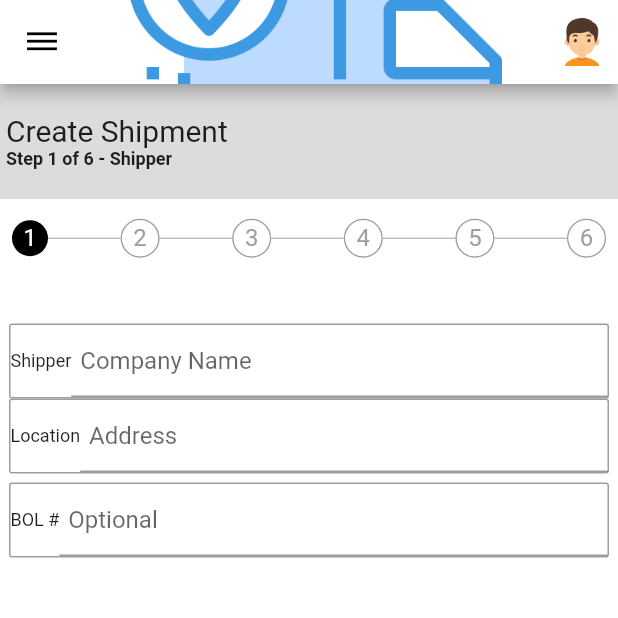
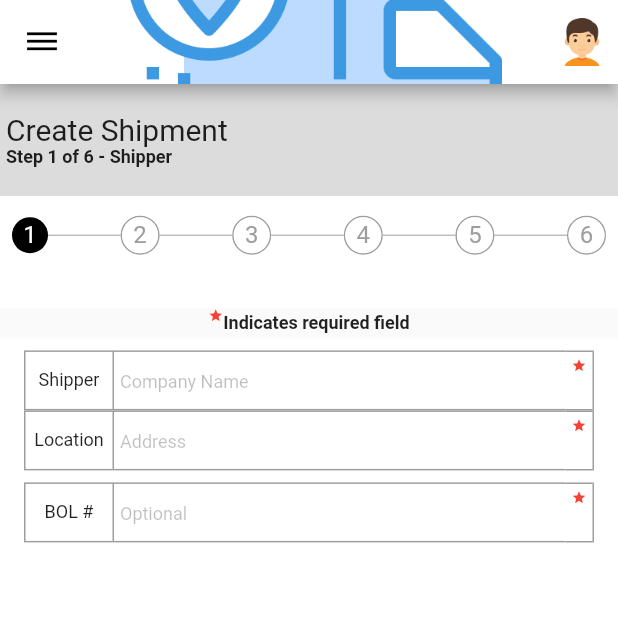
Before and after one commit to gravindrareddy/ecommerce-shipping-ui-flutter, a Flutter app: the screen it shows after launch, on a phone screen of 412 x 824 dp, the top half of it. Run offline on Flutter 3.47's test engine with Material 2 defaults, Android fonts, the phone set to English and light mode, and no system bars; Roboto replaces fonts that are missing (LexendDeca).

Commit message:
refined text fields as required

```diff
--- a/lib/main.dart
+++ b/lib/main.dart
@@ -37,6 +37,17 @@ class EcommerceOrderForm extends StatelessWidget {
               children: <Widget>[
                 Expanded(child: FormStepWidget("1")),
                 Expanded(child: FormStepIndicatorWidget("1")),
+                Row(mainAxisAlignment: MainAxisAlignment.center, children: [
+                  Container(
+                    height: 20,
+                    alignment: Alignment.topRight,
+                      child: Icon(
+                    Icons.star,
+                    color: Colors.red,
+                    size: 10,
+                  )),
+                  _SmallTextBoldWidget("Indicates required field"),
+                ]),
                 Expanded(
                     flex: 8,
                     child: Container(
@@ -47,14 +58,16 @@ class EcommerceOrderForm extends StatelessWidget {
                         crossAxisAlignment: CrossAxisAlignment.start,
                         children: <Widget>[
                           Padding(
-                      padding: EdgeInsets.fromLTRB(6, 6, 6, 0),
-                      child:CustomTextFieldWidget("Shipper", "Company Name")),
+                              padding: EdgeInsets.fromLTRB(8, 8, 8, 0),
+                              child: CustomTextFieldWidget(
+                                  "Shipper", "Company Name")),
                           Padding(
-                    padding: EdgeInsets.fromLTRB(6, 0, 6, 6),
-                    child: CustomTextFieldWidget("Location", "Address")),
+                              padding: EdgeInsets.fromLTRB(8, 0, 8, 8),
+                              child:
+                                  CustomTextFieldWidget("Location", "Address")),
                           Padding(
-                    padding: EdgeInsets.fromLTRB(6, 0, 6, 0),
-                    child:CustomTextFieldWidget("BOL #", "Optional"))
+                              padding: EdgeInsets.fromLTRB(8, 0, 8, 0),
+                              child: CustomTextFieldWidget("BOL #", "Optional"))
                         ],
                       ),
                     ))
@@ -309,6 +322,7 @@ class CustomTextFieldWidget extends StatefulWidget {
   }
 }
 
+/// ToDo: Place all the values like size, etc at common place. Try to reuse Themes concept
 class CustomTextFieldState extends State<CustomTextFieldWidget> {
   String textFieldLabel;
   String textFieldHint;
@@ -318,21 +332,61 @@ class CustomTextFieldState extends State<CustomTextFieldWidget> {
   @override
   Widget build(BuildContext context) {
     // TODO: implement build
-    return  Container(
+    return Container(
+        child:
+            Row(mainAxisAlignment: MainAxisAlignment.start, children: <Widget>[
+      Padding(
+          padding: EdgeInsets.fromLTRB(8, 0, 0, 0),
+          child: Container(
               decoration: BoxDecoration(
-                borderRadius: BorderRadius.circular(2),
-                border: Border.all(width: 1, color: Colors.grey)),
-            child: Row(
-                mainAxisAlignment: MainAxisAlignment.start,
-                children: <Widget>[
-                  Text(
+                border: Border.all(color: Colors.grey),
+              ),
+              width: 60,
+              height: 40,
+              child: Align(
+                  child: Padding(
+                      padding: EdgeInsets.fromLTRB(4, 4, 4, 4),
+                      child: Text(
                         textFieldLabel,
-                  ),
+                      ))))),
       Expanded(
+          child: Padding(
+              padding: EdgeInsets.fromLTRB(0, 0, 0, 0),
+              child: Container(
+                decoration: BoxDecoration(
+                    border: Border(
+                  top: BorderSide(color: Colors.grey),
+                  bottom: BorderSide(color: Colors.grey),
+                )),
+                width: 340,
+                height: 40,
+                child: Align(
+                    child: Padding(
+                        padding: EdgeInsets.fromLTRB(4, 4, 4, 4),
                         child: TextField(
-                      decoration: new InputDecoration(hintText: textFieldHint, fillColor: Colors.black12,contentPadding: EdgeInsets.all(6),
-                    ),
-                  ))
+                            decoration: new InputDecoration.collapsed(
+                                hintText: textFieldHint,
+                                hintStyle: TextStyle(
+                                    color: Colors.black26, fontSize: 12))))),
+              ))),
+      Padding(
+          padding: EdgeInsets.fromLTRB(0, 0, 8, 0),
+          child: Container(
+              height: 40,
+              alignment: Alignment.topRight,
+              decoration: BoxDecoration(
+                  border: Border(
+                top: BorderSide(color: Colors.grey),
+                right: BorderSide(color: Colors.grey),
+                bottom: BorderSide(color: Colors.grey),
+              )),
+              child: Padding(
+                  padding: EdgeInsets.fromLTRB(4, 4, 4, 4),
+                  child: Icon(
+                    Icons.star,
+                    color: Colors.red,
+                    size: 10,
+                  ))))
     ]));
   }
 }
```
Lines whose indentation alone changed are shown as unchanged.
